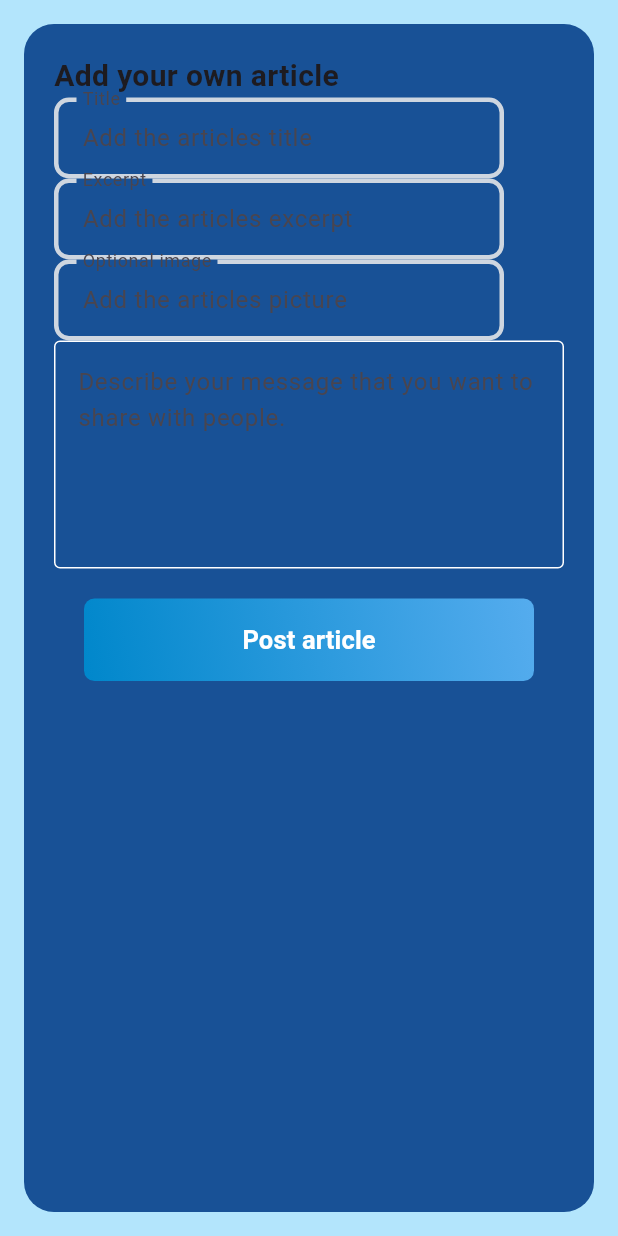
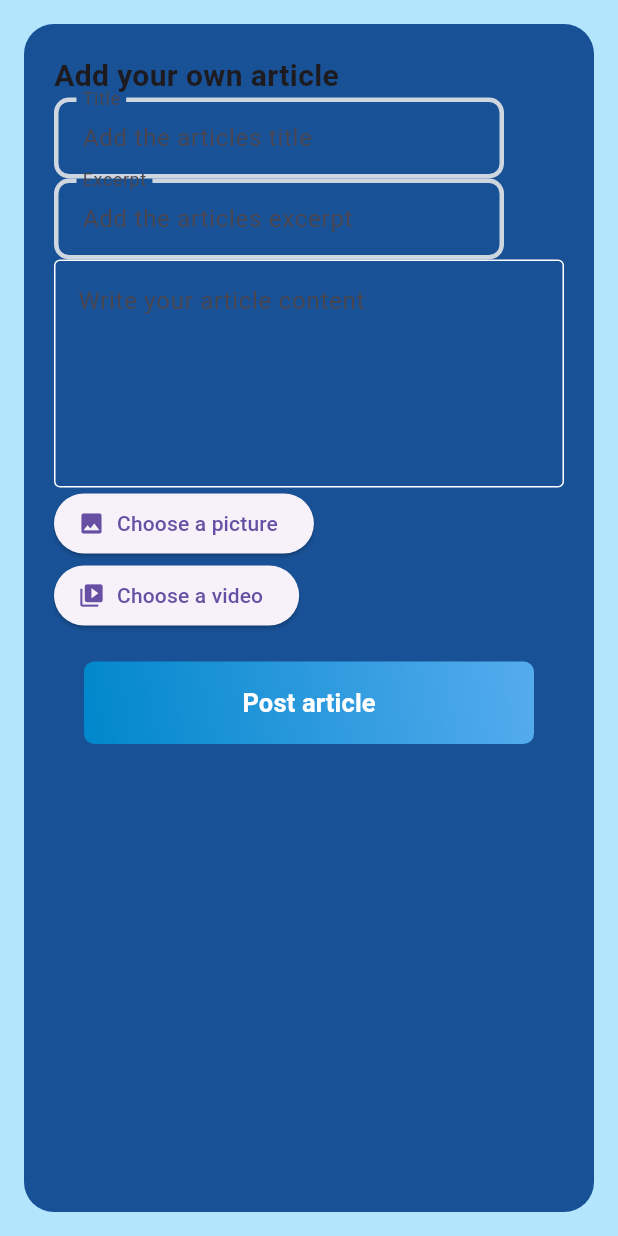
Before and after one commit to Pebber07/CalmWaves, a Flutter app: the AddArticle widget shown alone on an empty page, opened directly with empty values, on a phone screen of 412 x 824 dp. Run offline on Flutter 3.47's test engine with Material 3 defaults, Android fonts, the phone set to English and light mode, and no system bars; our stand-ins replace awesome_notifications, cloud_firestore, connectivity_plus, dash_chat_2, firebase_auth, firebase_core and 9 more; missing offline and left inert: chat_gpt_sdk, dart:ffi, workmanager; accounts and stored records are empty; generated files the repository leaves out were written again; network calls fail.

Commit message:
Fixed articles, CustomTextField instead of LoginField.

```diff
--- a/lib/pages/login_screen.dart
+++ b/lib/pages/login_screen.dart
@@ -163,7 +163,7 @@ class _LoginScreenState extends State<LoginScreen> {
               const SizedBox(
                 height: 10,
               ),
-              LoginField(
+              CustomTextField(
                 controller: emailController,
                 hideText: false,
                 buttonLabelText: AppLocalizations.of(context)!.username,
@@ -172,7 +172,7 @@ class _LoginScreenState extends State<LoginScreen> {
               const SizedBox(
                 height: 13,
               ),
-              LoginField(
+              CustomTextField(
                 controller: passwordController,
                 hideText: true,
                 buttonLabelText: AppLocalizations.of(context)!.password,
--- a/lib/widgets/add_article.dart
+++ b/lib/widgets/add_article.dart
@@ -1,15 +1,19 @@
 import "package:calmwaves_app/palette.dart";
+import 'package:image_picker/image_picker.dart';
+import 'package:firebase_storage/firebase_storage.dart';
+import 'dart:io';
 import "package:calmwaves_app/widgets/gradient_button.dart";
 import "package:calmwaves_app/widgets/login_field.dart";
 import "package:flutter/material.dart";
 
-class AddArticle extends StatelessWidget {
+class AddArticle extends StatefulWidget {
   final String articleTitle;
   final String articleImage;
   final String articleText;
   final TextEditingController articleTitleController;
   final TextEditingController articleExcerptController;
   final TextEditingController articleOptionalImageController;
+  final TextEditingController articleOptionalVideoController;
   final TextEditingController articleTextController;
   final VoidCallback pressPostArticle;
   const AddArticle({
@@ -22,7 +26,52 @@ class AddArticle extends StatelessWidget {
     required this.articleOptionalImageController,
     required this.articleTextController,
     required this.pressPostArticle,
+    required this.articleOptionalVideoController,
   });
+
+  @override
+  State<AddArticle> createState() => _AddArticleState();
+}
+
+class _AddArticleState extends State<AddArticle> {
+  bool _isUploadingImage = false;
+  bool _isUploadingVideo = false;
+
+  Future<void> _pickAndUploadImage() async {
+    final pickedFile =
+        await ImagePicker().pickImage(source: ImageSource.gallery);
+    if (pickedFile == null) return;
+
+    setState(() => _isUploadingImage = true);
+
+    final file = File(pickedFile.path);
+    final fileName = DateTime.now().millisecondsSinceEpoch.toString();
+    final ref =
+        FirebaseStorage.instance.ref().child('article_images/$fileName.jpg');
+    await ref.putFile(file);
+    final downloadUrl = await ref.getDownloadURL();
+
+    widget.articleOptionalImageController.text = downloadUrl;
+    setState(() => _isUploadingImage = false);
+  }
+
+  Future<void> _pickAndUploadVideo() async {
+    final pickedFile =
+        await ImagePicker().pickVideo(source: ImageSource.gallery);
+    if (pickedFile == null) return;
+
+    setState(() => _isUploadingVideo = true);
+
+    final file = File(pickedFile.path);
+    final fileName = DateTime.now().millisecondsSinceEpoch.toString();
+    final ref =
+        FirebaseStorage.instance.ref().child('article_videos/$fileName.mp4');
+    await ref.putFile(file);
+    final downloadUrl = await ref.getDownloadURL();
+
+    widget.articleOptionalVideoController.text = downloadUrl;
+    setState(() => _isUploadingVideo = false);
+  }
 
   @override
   Widget build(BuildContext context) {
@@ -43,30 +92,21 @@ class AddArticle extends StatelessWidget {
               fontSize: 20,
             ),
           ),
-          // TextField with Label (title)
-          LoginField(
+          CustomTextField(
               hintText: "Add the articles title",
-              controller: articleTitleController,
+              controller: widget.articleTitleController,
               buttonLabelText: "Title",
               hideText: false),
-          // TextField with Label (excerpt)
-          LoginField(
+          CustomTextField(
               hintText: "Add the articles excerpt",
-              controller: articleExcerptController,
+              controller: widget.articleExcerptController,
               buttonLabelText: "Excerpt",
               hideText: false),
-          // TextField with with label (Optional picture - hintext you can skip adding a picture)
-          LoginField(
-              hintText: "Add the articles picture",
-              controller: articleOptionalImageController,
-              buttonLabelText: "Optional image",
-              hideText: false),
-          // large Text
-          const TextField(
+          TextField(
+            controller: widget.articleTextController,
             maxLines: 5,
-            decoration: InputDecoration(
-              hintText:
-                  "Describe your message that you want to share with people.",
+            decoration: const InputDecoration(
+              hintText: "Write your article content",
               enabledBorder: OutlineInputBorder(
                 borderSide: BorderSide(color: Colors.white),
               ),
@@ -75,8 +115,22 @@ class AddArticle extends StatelessWidget {
               ),
             ),
           ),
+          ElevatedButton.icon(
+            onPressed: _isUploadingImage ? null : _pickAndUploadImage,
+            icon: const Icon(Icons.image),
+            label: _isUploadingImage
+                ? const CircularProgressIndicator()
+                : const Text("Choose a picture"),
+          ),
+          ElevatedButton.icon(
+            onPressed: _isUploadingVideo ? null : _pickAndUploadVideo,
+            icon: const Icon(Icons.video_library),
+            label: _isUploadingVideo
+                ? const CircularProgressIndicator()
+                : const Text("Choose a video"),
+          ),
           GradientButton(
-              onPressed: pressPostArticle,
+              onPressed: widget.pressPostArticle,
               text: "Post article",
               buttonMargin: 20),
         ],
--- a/lib/widgets/login_field.dart
+++ b/lib/widgets/login_field.dart
@@ -1,12 +1,12 @@
 import "package:flutter/material.dart";
 import "package:calmwaves_app/palette.dart";
 
-class LoginField extends StatelessWidget {
+class CustomTextField extends StatelessWidget {
   final String hintText;
   final TextEditingController controller; // I'm not sure if this is correct
   final String buttonLabelText;
   final bool hideText;
-  const LoginField({super.key, required this.hintText, required this.controller, required this.buttonLabelText, required this.hideText});
+  const CustomTextField({super.key, required this.hintText, required this.controller, required this.buttonLabelText, required this.hideText});
 
   @override
   Widget build(BuildContext context) {
--- a/pubspec.yaml
+++ b/pubspec.yaml
@@ -55,6 +55,8 @@ dependencies:
   url_launcher: ^6.3.1
   workmanager: ^0.5.2
   connectivity_plus: ^5.0.2
+  youtube_player_flutter: ^9.1.1
+  video_player: ^2.9.5
 
 dev_dependencies:
   flutter_test:
```
Also changed, not shown: lib/pages/article_detail_screen.dart (+85 -5 lines), lib/pages/articles_screen.dart (+9 -1 lines), lib/pages/register_screen.dart (+4 -4 lines), lib/pages/settings_screen.dart (+4 -4 lines), pubspec.lock, 3 other files.
